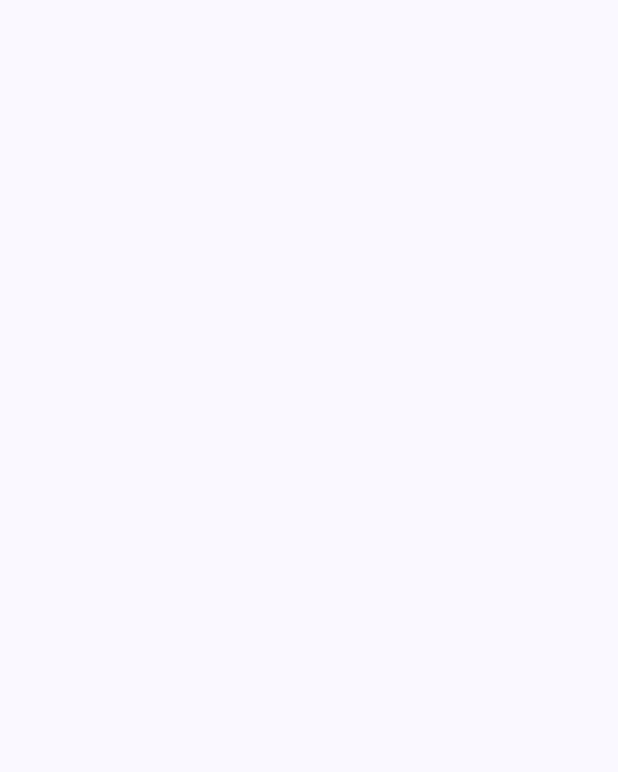
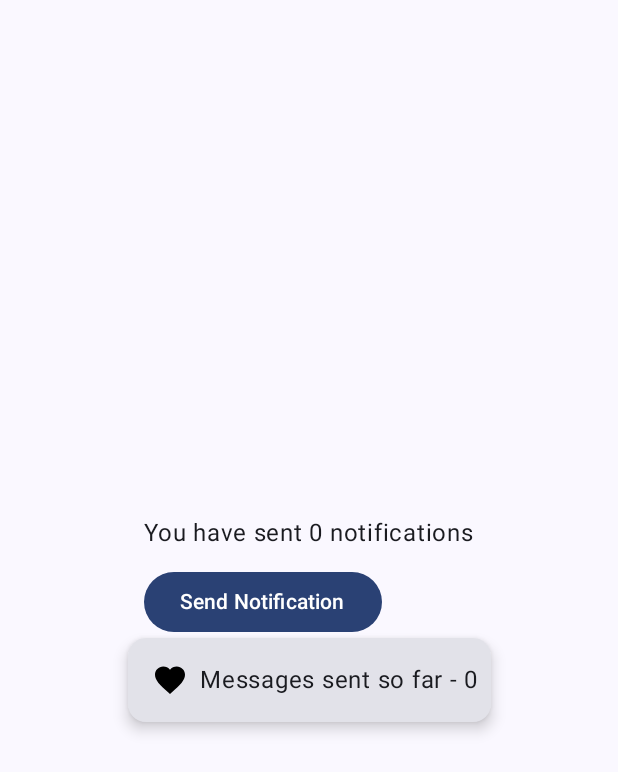
Before and after one commit to abduluptu/Jetpack-Compose-Tutorial, an Android app built with Jetpack Compose: the screen it shows after launch (MainActivity), on a phone screen of 412 x 824 dp. Before the commit the part shown is empty. Shown: the top 772 px of the screen. Run offline under Robolectric (Android 15) with nearby library versions, the phone set to English and light mode, and no system bars.

Commit message:
Implement State hoisting

```diff
--- a/app/src/main/java/com/soha/infotech/jetpackcomposetutorial/MainActivity.kt
+++ b/app/src/main/java/com/soha/infotech/jetpackcomposetutorial/MainActivity.kt
@@ -15,6 +15,7 @@ import androidx.compose.runtime.remember
 import androidx.compose.runtime.setValue
 import androidx.compose.ui.Modifier
 import androidx.compose.ui.tooling.preview.Preview
+import com.soha.infotech.jetpackcomposetutorial.examples.NotificationScreen
 import com.soha.infotech.jetpackcomposetutorial.examples.effect_handlers.Counter
 import com.soha.infotech.jetpackcomposetutorial.examples.effect_handlers.LaunchEffectComposableDemo
 import com.soha.infotech.jetpackcomposetutorial.examples.effect_handlers.MediaDisComposable
@@ -53,6 +54,8 @@ class MainActivity : ComponentActivity() {
                     // RememberUpdatedStateExample()
 
                     // MediaDisComposable()
+
+                    NotificationScreen()
                 }
             }
         }
--- /dev/null
+++ b/app/src/main/java/com/soha/infotech/jetpackcomposetutorial/examples/StateHoisting.kt
@@ -0,0 +1,124 @@
+package com.soha.infotech.jetpackcomposetutorial.examples
+
+import androidx.compose.foundation.Image
+import androidx.compose.foundation.layout.Arrangement
+import androidx.compose.foundation.layout.Column
+import androidx.compose.foundation.layout.Row
+import androidx.compose.foundation.layout.Spacer
+import androidx.compose.foundation.layout.fillMaxSize
+import androidx.compose.foundation.layout.height
+import androidx.compose.foundation.layout.padding
+import androidx.compose.material.icons.Icons
+import androidx.compose.material.icons.outlined.Favorite
+import androidx.compose.material3.Button
+import androidx.compose.material3.Card
+import androidx.compose.material3.CardDefaults
+import androidx.compose.material3.Text
+import androidx.compose.runtime.Composable
+import androidx.compose.runtime.getValue
+import androidx.compose.runtime.mutableStateOf
+import androidx.compose.runtime.remember
+import androidx.compose.runtime.saveable.rememberSaveable
+import androidx.compose.runtime.setValue
+import androidx.compose.ui.Alignment
+import androidx.compose.ui.Modifier
+import androidx.compose.ui.tooling.preview.Preview
+import androidx.compose.ui.unit.dp
+
+/**
+ * State Hoisting Example
+ */
+
+/**
+ * Example 1: Parent Composable function
+ * (It will share state to child functions)
+ */
+
+// (Stateful Composable)
+@Preview(showSystemUi = true)
+@Composable
+fun NotificationScreen() {
+    val count = rememberSaveable { mutableStateOf(0) }
+
+    Column(
+        verticalArrangement = Arrangement.Center,
+        horizontalAlignment = Alignment.CenterHorizontally,
+        modifier = Modifier.fillMaxSize()
+    ) {
+
+        NotificationCounter(count.value) { count.value }
+        MessageBar(count.value)
+    }
+}
+
+// Child function 1 (Stateless Composable)
+@Composable
+fun NotificationCounter(count: Int, increment: () -> Unit) {
+    // val count = rememberSaveable { mutableStateOf(0) }
+
+    Column(
+        verticalArrangement = Arrangement.Center
+    ) {
+        Text(text = "You have sent ${count} notifications")
+        Spacer(modifier = Modifier.height(10.dp))
+
+        Button(onClick = {
+            increment()
+        }) {
+            Text(text = "Send Notification")
+        }
+    }
+}
+
+// Child function 2 (Stateless Composable)
+@Composable
+fun MessageBar(count: Int) {
+    Card(
+        elevation = CardDefaults.cardElevation(
+            defaultElevation = 6.dp
+        )
+    ) {
+        Row(
+            modifier = Modifier.padding(8.dp),
+            verticalAlignment = Alignment.CenterVertically
+        ) {
+            Image(
+                imageVector = Icons.Outlined.Favorite,
+                contentDescription = "",
+                modifier = Modifier.padding(8.dp)
+            )
+            Text(text = "Messages sent so far - $count")
+        }
+    }
+}
+
+/**
+ * Example 2: Parent Composable function
+ * (It will share state to child functions)
+ */
+@Composable
+fun CounterApp() {
+    var count by remember { mutableStateOf(0) }
+
+    Column {
+        // Child function 1
+        Counter(count)
+
+        // Child function 2
+        IncrementButton(onClick = { count++ })
+    }
+}
+
+// Child function 1
+@Composable
+fun Counter(count: Int) {
+    Text(text = "Count: $count")
+}
+
+// Child function 2
+@Composable
+fun IncrementButton(onClick: () -> Unit) {
+    Button(onClick = onClick) {
+        Text("Increment")
+    }
+}
```
